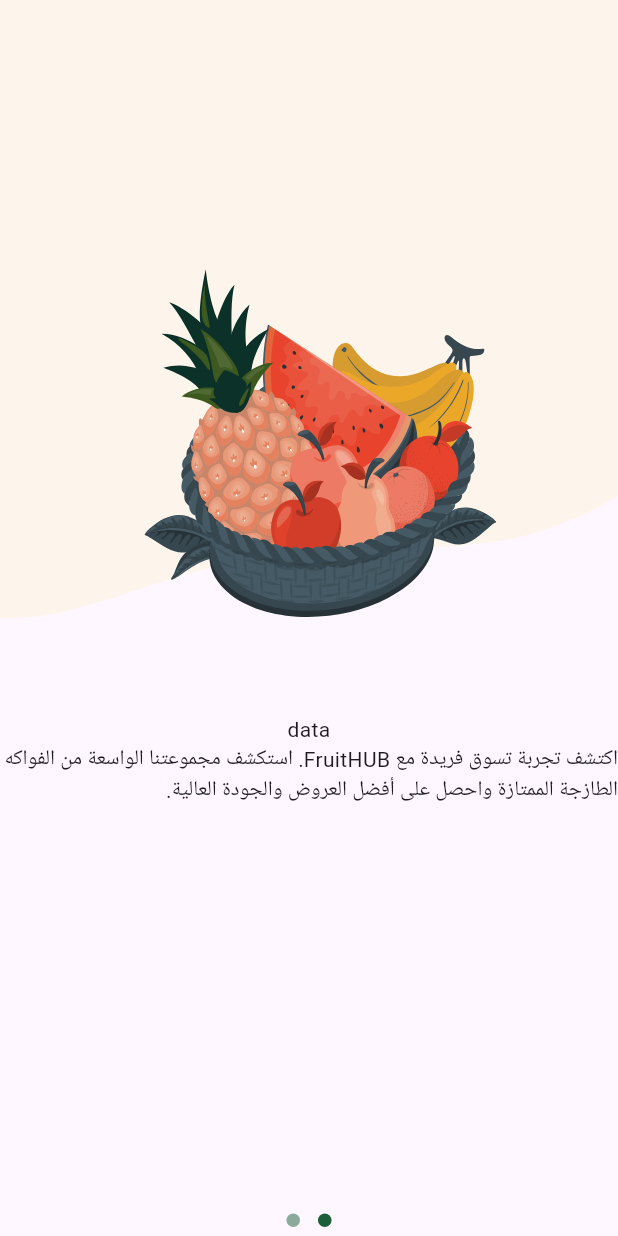
After one commit to mohamed-abdelmaboud1/fruit_hub, a Flutter app: the OnboardingView screen opened by its route, on a phone screen of 412 x 824 dp. The commit adds this screen. Run offline on Flutter 3.47's test engine with Material 3 defaults, Android fonts, the phone set to English and light mode, and no system bars; drawn by our look-alikes of dots_indicator; our stand-ins replace device_preview, flutter_hooks, flutter_svg, gap, go_router.

Commit message:
feat: Add Arabic localization support and update splash view

```diff
--- /dev/null
+++ b/lib/core/helper/is_arabic.dart
@@ -0,0 +1,5 @@
+import 'package:intl/intl.dart';
+
+bool isArabic() {
+  return Intl.getCurrentLocale() == 'ar';
+}
--- /dev/null
+++ b/lib/core/utils/app_colors.dart
@@ -0,0 +1,5 @@
+import 'package:flutter/material.dart';
+
+class AppColors {
+  static const primaryColor = Color(0xFF1B5E37);
+}
--- /dev/null
+++ b/lib/core/utils/custom_scroll_behavior.dart
@@ -0,0 +1,13 @@
+import 'dart:ui';
+
+import 'package:flutter/material.dart';
+
+class CustomScrollBehavior extends MaterialScrollBehavior {
+  @override
+  Set<PointerDeviceKind> get dragDevices => {
+    PointerDeviceKind.touch,
+    PointerDeviceKind.mouse,
+    PointerDeviceKind.stylus,
+    PointerDeviceKind.unknown,
+  };
+}
--- /dev/null
+++ b/lib/features/onboarding/data/models/page_view_item_model.dart
@@ -0,0 +1,14 @@
+import 'package:flutter/material.dart';
+
+class PageViewItemModel {
+  final Widget titleWidget;
+  final String description;
+  final String backgroundImage;
+  final String image;
+  PageViewItemModel({
+    required this.titleWidget,
+    required this.description,
+    required this.backgroundImage,
+    required this.image,
+  });
+}
--- a/lib/features/onboarding/ui/view/onboarding_view.dart
+++ b/lib/features/onboarding/ui/view/onboarding_view.dart
@@ -1,10 +1,14 @@
 import 'package:flutter/material.dart';
 
+import '../widgets/onboarding_view_body.dart';
+
 class OnboardingView extends StatelessWidget {
-const OnboardingView({ Key? key }) : super(key: key);
+  const OnboardingView({Key? key}) : super(key: key);
 
   @override
-  Widget build(BuildContext context){
-    return Scaffold();
+  Widget build(BuildContext context) {
+    return Scaffold(
+      body: OnboardingViewBody(),
+    );
   }
 }
--- /dev/null
+++ b/lib/features/onboarding/ui/widgets/onboarding_page_view.dart
@@ -0,0 +1,39 @@
+import 'package:flutter/material.dart';
+import 'package:fruit_hub/core/utils/app_images.dart';
+import 'package:fruit_hub/features/onboarding/data/models/page_view_item_model.dart';
+import 'package:fruit_hub/features/onboarding/ui/widgets/page_view_item.dart';
+
+class OnboardingPageView extends StatelessWidget {
+  const OnboardingPageView({
+    super.key,
+  });
+  List<PageViewItemModel> get pageViewItems {
+    return [
+      PageViewItemModel(
+        titleWidget: Text('data'),
+        description:
+            'اكتشف تجربة تسوق فريدة مع FruitHUB. استكشف مجموعتنا الواسعة من الفواكه الطازجة الممتازة واحصل على أفضل العروض والجودة العالية.',
+        backgroundImage: Assets.assetsImagesPageViewItem1BackgroundImage,
+        image: Assets.assetsImagesPageViewItem1Image,
+      ),
+      PageViewItemModel(
+        titleWidget: Text('data'),
+        description:
+            'نقدم لك أفضل الفواكه المختارة بعناية. اطلع على التفاصيل والصور والتقييمات لتتأكد من اختيار الفاكهة المثالية.',
+        backgroundImage: Assets.assetsImagesPageViewItem2BackgroundImage,
+        image: Assets.assetsImagesPageViewItem2Image,
+      ),
+    ];
+  }
+
+  @override
+  Widget build(BuildContext context) {
+    return PageView(
+      children: pageViewItems
+          .map((e) => PageViewItem(
+                model: e,
+              ))
+          .toList(),
+    );
+  }
+}
--- /dev/null
+++ b/lib/features/onboarding/ui/widgets/onboarding_view_body.dart
@@ -0,0 +1,26 @@
+import 'package:dots_indicator/dots_indicator.dart';
+import 'package:flutter/material.dart';
+import 'package:fruit_hub/core/utils/app_colors.dart';
+import 'package:fruit_hub/features/onboarding/ui/widgets/onboarding_page_view.dart';
+
+class OnboardingViewBody extends StatelessWidget {
+  const OnboardingViewBody({
+    super.key,
+  });
+
+  @override
+  Widget build(BuildContext context) {
+    return Column(
+      children: [
+        Expanded(child: OnboardingPageView()),
+        DotsIndicator(
+          decorator: DotsDecorator(
+            color: AppColors.primaryColor.withOpacity(0.5),
+            activeColor: AppColors.primaryColor,
+          ),
+          dotsCount: 2,
+        ),
+      ],
+    );
+  }
+}
--- /dev/null
+++ b/lib/features/onboarding/ui/widgets/page_view_item.dart
@@ -0,0 +1,44 @@
+import 'package:flutter/material.dart';
+import 'package:flutter_svg/flutter_svg.dart';
+import 'package:fruit_hub/features/onboarding/data/models/page_view_item_model.dart';
+import 'package:gap/gap.dart';
+
+class PageViewItem extends StatelessWidget {
+  const PageViewItem({
+    super.key,
+    required this.model,
+  });
+  final PageViewItemModel model;
+  @override
+  Widget build(BuildContext context) {
+    return Column(
+      children: [
+        SizedBox(
+          width: MediaQuery.of(context).size.width,
+          height: MediaQuery.of(context).size.height * 0.5,
+          child: Stack(
+            children: [
+              Positioned.fill(
+                  child: SvgPicture.asset(
+                model.backgroundImage,
+                fit: BoxFit.fill,
+              )),
+              Positioned(
+                left: 0,
+                right: 0,
+                bottom: 0,
+                child: SvgPicture.asset(
+                  model.image,
+                ),
+              ),
+            ],
+          ),
+        ),
+        Gap(64),
+        model.titleWidget,
+        Text(
+            'اكتشف تجربة تسوق فريدة مع FruitHUB. استكشف مجموعتنا الواسعة من الفواكه الطازجة الممتازة واحصل على أفضل العروض والجودة العالية.')
+      ],
+    );
+  }
+}
--- a/lib/features/splash/ui/view/spalsh_view.dart
+++ b/lib/features/splash/ui/view/spalsh_view.dart
@@ -17,7 +17,7 @@ class _SpalshViewState extends State<SpalshView> {
   @override
   void initState() {
     super.initState();
-    navigateToOnboarding();
+    //navigateToOnboarding();
   }
 
   @override
--- a/lib/features/splash/ui/widgets/splash_view_body.dart
+++ b/lib/features/splash/ui/widgets/splash_view_body.dart
@@ -21,6 +21,7 @@ class SplashViewBody extends StatelessWidget {
           child: SvgPicture.asset(Assets.assetsImagesPlant),
         ),
         AnimatedLogo(),
+        Text('عبدع'),
         SvgPicture.asset(
           Assets.assetsImagesSplashBottom,
           fit: BoxFit.fill,
--- /dev/null
+++ b/lib/l10n/intl_ar.arb
@@ -0,0 +1 @@
+{}
--- /dev/null
+++ b/lib/l10n/intl_en.arb
@@ -0,0 +1 @@
+{}
--- a/lib/main.dart
+++ b/lib/main.dart
@@ -1,7 +1,11 @@
 import 'package:device_preview/device_preview.dart';
 import 'package:flutter/foundation.dart';
 import 'package:flutter/material.dart';
+import 'package:flutter_localizations/flutter_localizations.dart';
 import 'package:fruit_hub/core/routing/app_router.dart';
+import 'package:fruit_hub/core/utils/custom_scroll_behavior.dart';
+
+import 'generated/l10n.dart';
 
 void main() {
   runApp(
@@ -19,6 +23,15 @@ class MyApp extends StatelessWidget {
   Widget build(BuildContext context) {
     return MaterialApp.router(
       routerConfig: AppRouter.router,
+      scrollBehavior: CustomScrollBehavior(),
+      locale: Locale('ar'),
+      localizationsDelegates: [
+        S.delegate,
+        GlobalMaterialLocalizations.delegate,
+        GlobalWidgetsLocalizations.delegate,
+        GlobalCupertinoLocalizations.delegate,
+      ],
+      supportedLocales: S.delegate.supportedLocales,
     );
   }
 }
```
Also changed, not shown: pubspec.yaml (+6 -1 lines), lib/generated/intl/messages_all.dart (added), lib/generated/intl/messages_ar.dart (added), lib/generated/intl/messages_en.dart (added), lib/generated/l10n.dart (added), pubspec.lock.
